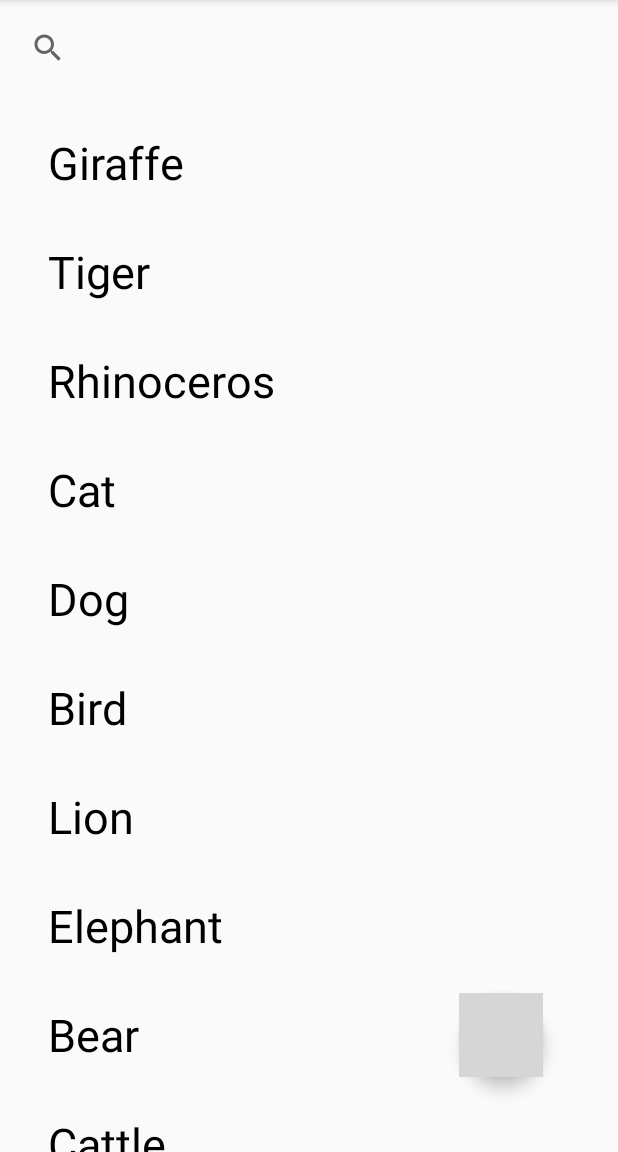
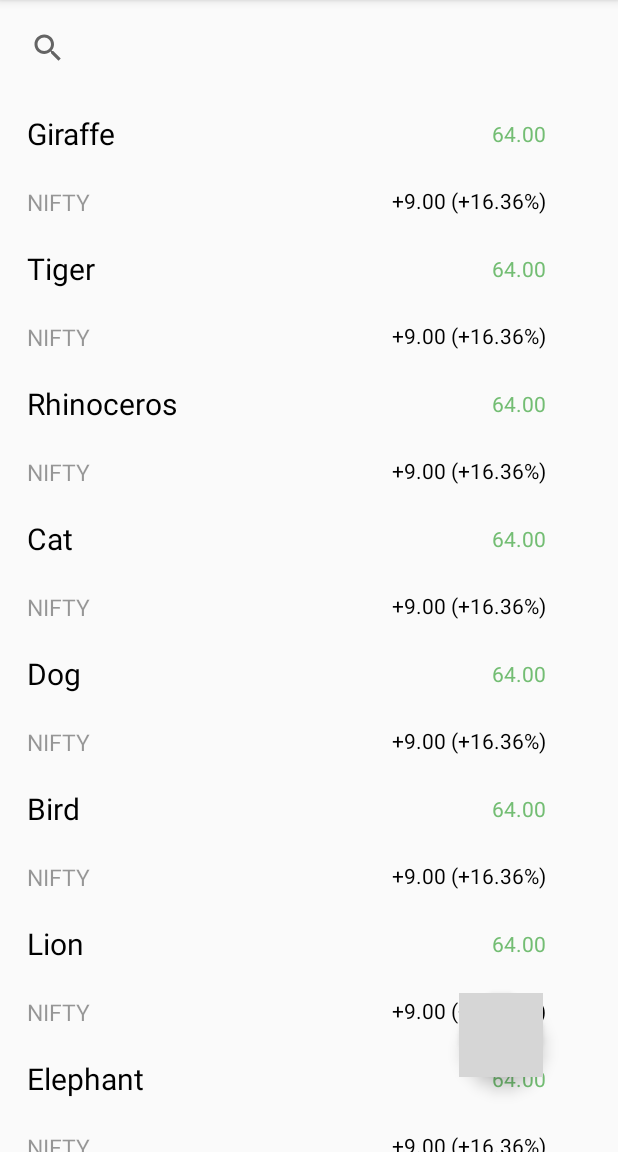
Before and after one commit to prakumk/StockApp, an Android app: the screen it shows after launch (MainActivity), on a phone screen of 412 x 824 dp, the part 84-1236 px from its top. Run offline under Robolectric (Android 15) with nearby library versions, the phone set to English and light mode, and no system bars; grey boxes are pictures that could not be loaded.

```diff
--- a/app/src/main/java/com/pradeep/stockapp/view/AnimalsAdapter.java
+++ b/app/src/main/java/com/pradeep/stockapp/view/AnimalsAdapter.java
@@ -84,7 +84,7 @@ public class AnimalsAdapter extends RecyclerView.Adapter<AnimalsAdapter.AnimalsV
 
         public AnimalsViewHolder(@NonNull View itemView) {
             super(itemView);
-            tvName = itemView.findViewById(R.id.tv_name);
+            tvName = itemView.findViewById(R.id.name);
         }
     }
 }
--- a/app/src/main/res/layout/list_item.xml
+++ b/app/src/main/res/layout/list_item.xml
@@ -1,23 +1,53 @@
 <?xml version="1.0" encoding="utf-8"?>
-<androidx.constraintlayout.widget.ConstraintLayout xmlns:android="http://schemas.android.com/apk/res/android"
-    xmlns:app="http://schemas.android.com/apk/res-auto"
-    xmlns:tools="http://schemas.android.com/tools"
+<LinearLayout xmlns:android="http://schemas.android.com/apk/res/android"
     android:layout_width="match_parent"
+    android:orientation="vertical"
     android:layout_height="wrap_content">
+<LinearLayout
+    android:gravity="center_vertical"
+    android:layout_width="match_parent"
+    android:layout_height="50dp"
+    android:padding="10dp">
+    <TextView
+        android:id="@+id/name"
+        android:layout_weight="1"
+        android:textSize="20sp"
+        android:textColor="@color/black"
+        android:text="NIFTY"
+        android:layout_width="0dp"
+        android:layout_height="wrap_content" />
+    <TextView
+        android:id="@+id/price"
+        android:textColor="@color/green"
+        android:text="64.00"
+        android:layout_marginRight="30dp"
+        android:layout_width="wrap_content"
+        android:layout_height="wrap_content" />
 
-    <TextView
-        android:id="@+id/tv_name"
-        android:layout_width="wrap_content"
-        android:layout_height="wrap_content"
-        android:layout_marginStart="16dp"
-        android:layout_marginTop="16dp"
-        android:padding="8dp"
-        android:textColor="@android:color/black"
-        android:textSize="30sp"
-        app:layout_constraintStart_toStartOf="parent"
-        app:layout_constraintTop_toTopOf="parent"
-        tools:text="Giraffe" />
+</LinearLayout>
+
+    <LinearLayout
+        android:padding="10dp"
+        android:gravity="center_vertical"
+        android:layout_width="match_parent"
+        android:layout_height="40dp">
+        <TextView
+            android:id="@+id/type"
+            android:layout_weight="1"
+            android:textSize="15sp"
+            android:textColor="@color/black_overlay"
+            android:text="NIFTY"
+            android:layout_width="0dp"
+            android:layout_height="wrap_content" />
+        <TextView
+            android:id="@+id/diff"
+            android:textColor="@color/black"
+            android:text="+9.00 (+16.36%)"
+            android:layout_marginRight="30dp"
+            android:layout_width="wrap_content"
+            android:layout_height="wrap_content" />
+
+    </LinearLayout>
 
 
-
-</androidx.constraintlayout.widget.ConstraintLayout>
+</LinearLayout>
--- a/app/src/main/res/values/colors.xml
+++ b/app/src/main/res/values/colors.xml
@@ -5,4 +5,6 @@
     <color name="colorAccent">#D81B60</color>
 
     <color name="black_overlay">#66000000</color>
+    <color name="black">#000</color>
+    <color name="green">#73BD73</color>
 </resources>
```
